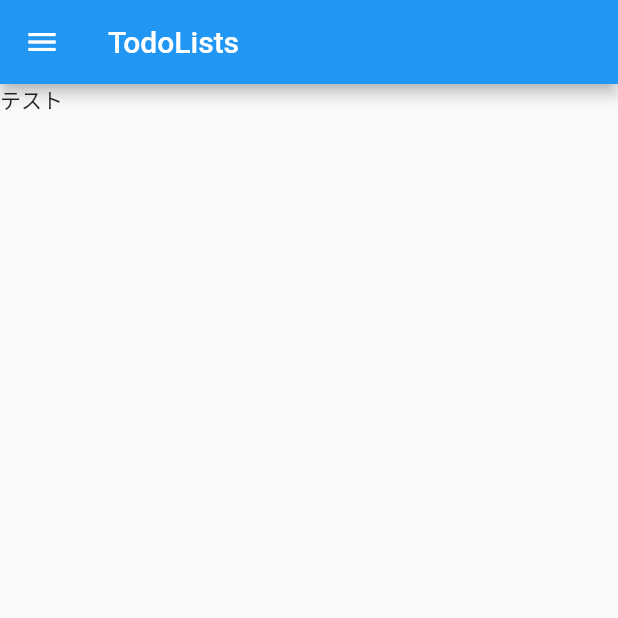
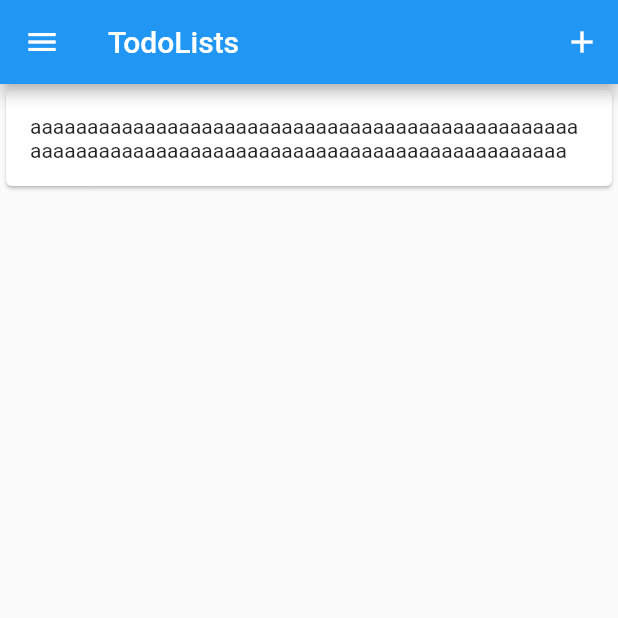
Before and after one commit to tttuuu1234/flutter_todo_app, a Flutter app: the screen it shows after launch, on a phone screen of 412 x 824 dp, the top half of it. Run offline on Flutter 3.47's test engine with Material 2 defaults, Android fonts, the phone set to English and light mode, and no system bars.

Commit message:
todo追加機能実装した

```diff
--- /dev/null
+++ b/lib/domain/todo_domain.dart
@@ -0,0 +1,19 @@
+import 'package:flutter/material.dart';
+
+class TodoDomain extends ChangeNotifier {
+  String todo;
+  List todos = ['aaaaaaaaaaaaaaaaaaaaaaaaaaaaaaaaaaaaaaaaaaaaaaaaaaaaaaaaaaaaaaaaaaaaaaaaaaaaaaaaaaaaaaaaaaaaaaa'];
+
+  void addTodo() {
+    if (todo.isEmpty) {
+      return;
+    }
+
+    // todosの配列にtodoを追加
+    todos.add(todo);
+    todo = null;
+
+    // notifyListeners()でTodoDomainが使用されているChangeNotifyProviderに変更を通知
+    notifyListeners();
+  }
+}
--- /dev/null
+++ b/lib/entity/todo_entity.dart
@@ -0,0 +1,5 @@
+class TodoEntity {
+  TodoEntity(this.todo);
+
+  String todo;
+}
--- a/lib/ui/todo/todo_list.dart
+++ b/lib/ui/todo/todo_list.dart
@@ -1,14 +1,105 @@
 import 'package:flutter/material.dart';
+import 'package:provider/provider.dart';
+import 'package:todo_app/domain/todo_domain.dart';
 
 class TodoList extends StatelessWidget {
+  final _formKey = GlobalKey<FormState>();
+  // finalを付けないと警告が出る
+  // でもfinalをつけるとこのファイルはstatelesswidgeだから_todoの値の変更はできないよと言われる
+  // だらかこのファイルをstatefullに変えて、setstateで値のfinalの定数の値を更新できるようにしてあげる
+  // でもそれは面倒だから、EntityModelとProviderを用意して
+  // EntityModelの定義したfinalのtodoの値を更新して、providerでその変更を受け取れるようにして、TodoListsページに表示させる感じかな？
+
   @override
   Widget build(BuildContext context) {
-    return Scaffold(
+    return ChangeNotifierProvider<TodoDomain>(
+      create: (_) => TodoDomain(),
+      child: Scaffold(
         appBar: AppBar(
           title: Text('TodoLists'),
+          actions: <Widget>[
+            Consumer<TodoDomain>(builder: (context, model, child) {
+              return IconButton(
+                icon: Icon(Icons.add),
+                onPressed: () {
+                  print('todo追加画面開いたよ');
+                  // todoの追加画面をダイアログで開く
+                  showDialog(
+                    context: context,
+                    // 下記はダイアログの外側を押すとダイアログを閉じるようにするかの設定
+                    // barrierDismissible: false,
+                    builder: (BuildContext context) {
+                      return AlertDialog(
+                        title: Text(
+                          '追加したいTodoを教えて！',
+                          style: TextStyle(fontSize: 14),
                         ),
-      body: Container(
-        child: Text('テスト'),
+                        content: Form(
+                          key: _formKey,
+                          child: TextFormField(
+                            // ignore: missing_return
+                            validator: (value) {
+                              if (value.isEmpty) {
+                                return '今日する事教えてくれないの。。？';
+                              }
+                            },
+                            onChanged: (String text) {
+                              // TodoDomainのtodoフィールドに、TextFormFieldで打った文字を反映させている
+                              model.todo = text;
+                            },
+                          ),
+                        ),
+                        // AlertDialogではボタン関係はactionsで定義しなくてはいけない
+                        actions: <Widget>[
+                          FlatButton(
+                            child: Text('OK'),
+                            onPressed: () {
+                              if (_formKey.currentState.validate()) {
+                                _formKey.currentState
+                                    .save(); // TextFormFieldのonSavedが呼び出される
+                              }
+                              try {
+                                // todoの追加
+                                model.addTodo();
+                                // TodoListsページに戻って、dialogを閉じる
+                                Navigator.pop(context);
+                              } catch (e) {
+                                print('今日する事が入力されていません');
+                              }
+                            },
+                          ),
+                        ],
+                      );
+                    },
+                  );
+                },
+              );
+            })
+          ],
+        ),
+        body: Consumer<TodoDomain>(
+          builder: (context, model, child) {
+            return ListView.builder(
+              itemCount: model.todos.length,
+              itemBuilder: (context, index) {
+                return Card(
+                  child: Container(
+                    padding: EdgeInsets.all(16),
+                    child: Row(
+                      children: [
+                        // RowやColumeの中でFlexibleは使う
+                        Flexible(
+                          child: Text(
+                            model.todos[index],
+                          ),
+                        ),
+                      ],
+                    ),
+                  ),
+                );
+              },
+            );
+          },
         ),
         drawer: Drawer(
           child: ListView(
@@ -53,6 +144,7 @@ class TodoList extends StatelessWidget {
             ],
           ),
         ),
+      ),
     );
   }
 }
--- a/pubspec.yaml
+++ b/pubspec.yaml
@@ -23,6 +23,8 @@ environment:
 dependencies:
   flutter:
     sdk: flutter
+  provider: ^4.3.2+2
+
 
 
   # The following adds the Cupertino Icons font to your application.
```
Also changed, not shown: pubspec.lock. Lines whose indentation alone changed are shown as unchanged.
